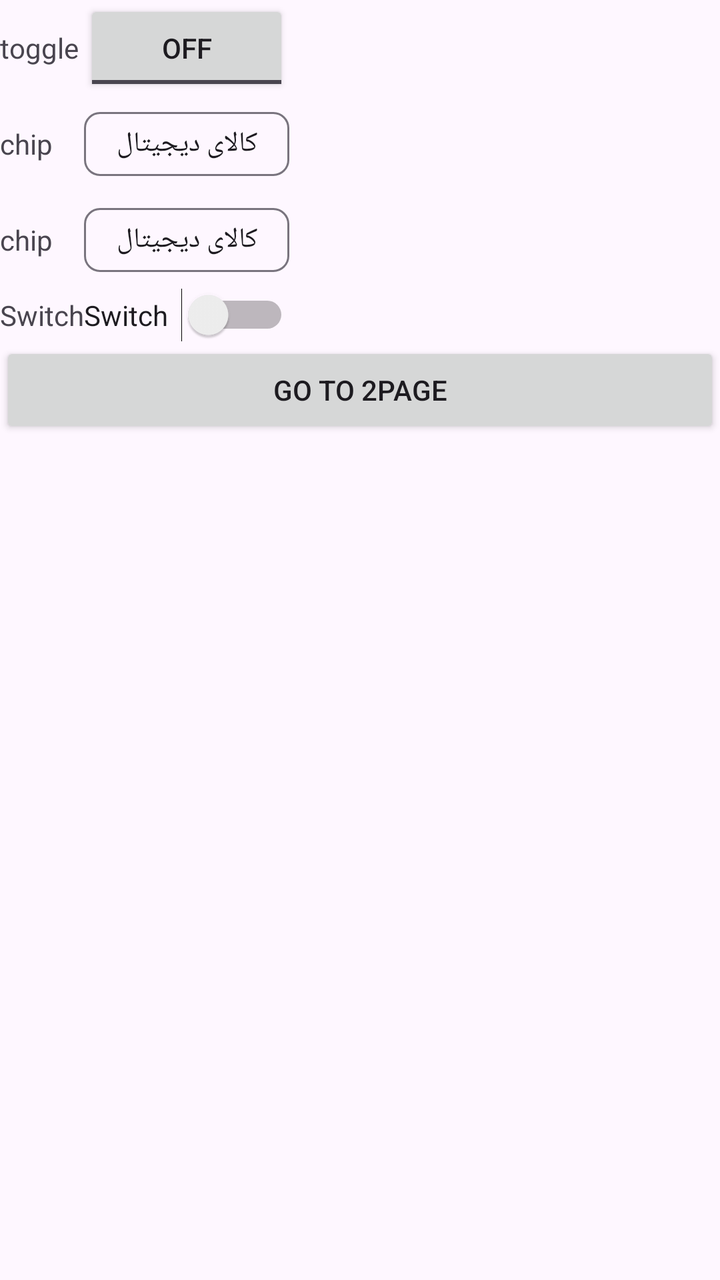
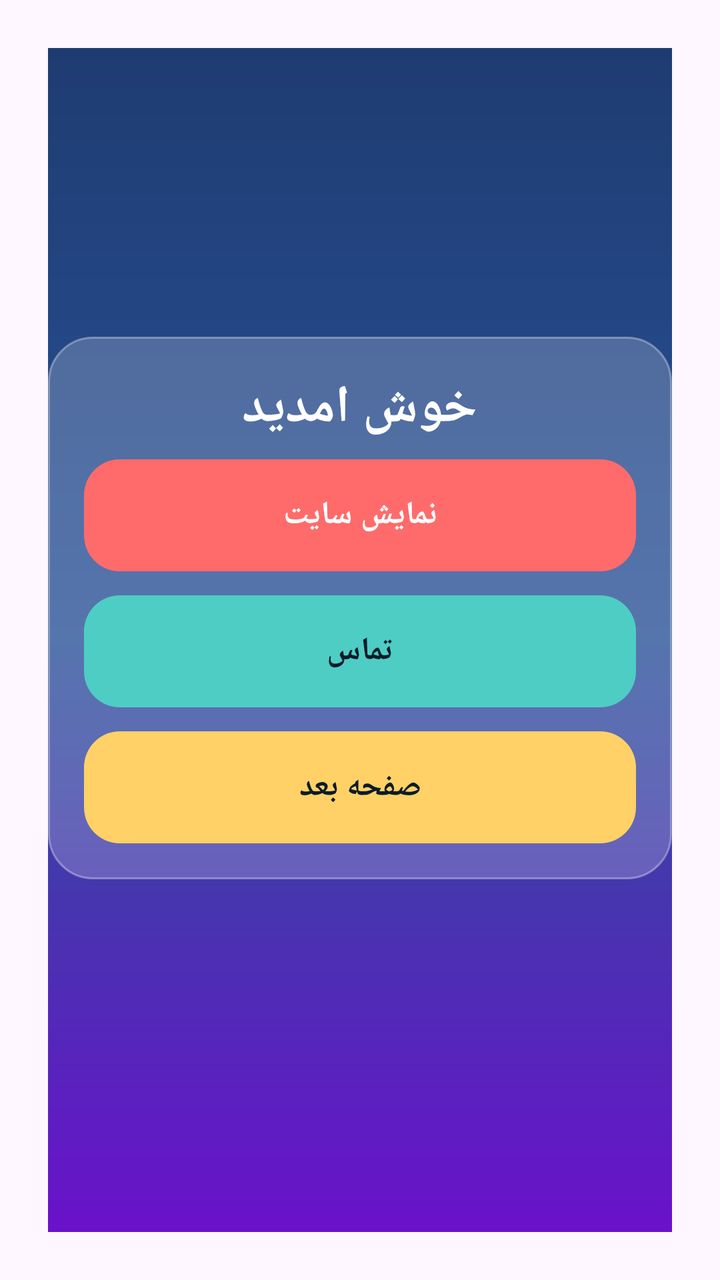

Two renders of the same Android screen: before a commit and after it. Below are the layout's source before the change and the commit's diff.
<!-- AndroidManifest.xml: application theme Theme.MobileDevProject -->
<!-- res/layout/activity_main.xml -->
<?xml version="1.0" encoding="utf-8"?>
<LinearLayout xmlns:android="http://schemas.android.com/apk/res/android"
    xmlns:app="http://schemas.android.com/apk/res-auto"
    xmlns:tools="http://schemas.android.com/tools"
    android:id="@+id/main"
    android:layout_width="match_parent"
    android:layout_height="match_parent"
    tools:context=".MainActivity">

    <TableLayout
        android:layout_width="match_parent"
        android:layout_height="match_parent">

        <TableRow
            android:layout_width="match_parent"
            android:layout_height="match_parent" >

            <TextView
                android:id="@+id/textView"
                android:layout_width="wrap_content"
                android:layout_height="wrap_content"
                android:text="toggle" />

            <ToggleButton
                android:id="@+id/toggleButton"
                android:layout_width="wrap_content"
                android:layout_height="wrap_content"
                android:text="ToggleButton" />
        </TableRow>

        <TableRow
            android:layout_width="match_parent"
            android:layout_height="match_parent" >
            <TextView
                android:id="@+id/textView2"
                android:layout_width="wrap_content"
                android:layout_height="wrap_content"
                android:text="chip" />
            <com.google.android.material.chip.Chip
                android:id="@+id/chip"
                android:text="کالای دیجیتال"
                android:checkable="true"
                android:checked="false"
                android:layout_width="wrap_content"
                android:layout_height="wrap_content" />
        </TableRow> <TableRow
            android:layout_width="match_parent"
            android:layout_height="match_parent" >
            <TextView
                android:id="@+id/textView2"
                android:layout_width="wrap_content"
                android:layout_height="wrap_content"
                android:text="chip" />
            <com.google.android.material.chip.Chip
                android:id="@+id/chip"
                android:text="کالای دیجیتال"
                android:checkable="true"
                android:checked="false"
                android:layout_width="wrap_content"
                android:layout_height="wrap_content" />
        </TableRow>

        <TableRow
            android:layout_width="match_parent"
            android:layout_height="match_parent" >
            <TextView
                android:id="@+id/textView1"
                android:layout_width="wrap_content"
                android:layout_height="wrap_content"
                android:text="Switch"
                tools:ignore="DuplicateIds" />
            <Switch
                android:id="@+id/switch1"
                android:layout_width="wrap_content"
                android:layout_height="wrap_content"
                android:text="Switch"
                tools:ignore="UseSwitchCompatOrMaterialXml" />
        </TableRow>

        <Button
            android:id="@+id/btnGoSecond"
            android:layout_width="wrap_content"
            android:layout_height="wrap_content"
            android:text="go to 2page" />

    </TableLayout>
</LinearLayout>
<!-- resources referenced by this layout -->
<resources>
  <style name="Theme.MobileDevProject" parent="Base.Theme.MobileDevProject" />
  <style name="Base.Theme.MobileDevProject" parent="Theme.Material3.DayNight.NoActionBar">
          
          
      </style>
</resources>

<!-- the commit's change to res/layout/activity_main.xml (unified diff, before → after) -->
@@ -1,87 +1,93 @@
 <?xml version="1.0" encoding="utf-8"?>
-<LinearLayout xmlns:android="http://schemas.android.com/apk/res/android"
+<androidx.constraintlayout.widget.ConstraintLayout
+    xmlns:android="http://schemas.android.com/apk/res/android"
     xmlns:app="http://schemas.android.com/apk/res-auto"
-    xmlns:tools="http://schemas.android.com/tools"
-    android:id="@+id/main"
     android:layout_width="match_parent"
     android:layout_height="match_parent"
-    tools:context=".MainActivity">
+    android:padding="24dp">
 
-    <TableLayout
-        android:layout_width="match_parent"
-        android:layout_height="match_parent">
+    
+    <androidx.constraintlayout.widget.ConstraintLayout
+        android:id="@+id/bg"
+        android:layout_width="0dp"
+        android:layout_height="0dp"
+        android:background="@android:color/transparent"
+        app:layout_constraintTop_toTopOf="parent"
+        app:layout_constraintBottom_toBottomOf="parent"
+        app:layout_constraintStart_toStartOf="parent"
+        app:layout_constraintEnd_toEndOf="parent"
+        android:clipToPadding="false">
 
-        <TableRow
+        <View
+            android:id="@+id/gradientView"
             android:layout_width="match_parent"
-            android:layout_height="match_parent" >
+            android:layout_height="match_parent"
+            android:background="@drawable/bg_gradient_inline" />
+    </androidx.constraintlayout.widget.ConstraintLayout>
 
-            <TextView
-                android:id="@+id/textView"
-                android:layout_width="wrap_content"
-                android:layout_height="wrap_content"
-                android:text="toggle" />
+    
+    <LinearLayout
+        android:id="@+id/content"
+        android:layout_width="0dp"
+        android:layout_height="wrap_content"
+        android:orientation="vertical"
+        android:gravity="center_horizontal"
+        android:padding="18dp"
+        android:background="@drawable/card_glass_inline"
+        app:layout_constraintTop_toTopOf="parent"
+        app:layout_constraintBottom_toBottomOf="parent"
+        app:layout_constraintStart_toStartOf="parent"
+        app:layout_constraintEnd_toEndOf="parent"
+        app:layout_constraintVertical_bias="0.45">
 
-            <ToggleButton
-                android:id="@+id/toggleButton"
-                android:layout_width="wrap_content"
-                android:layout_height="wrap_content"
-                android:text="ToggleButton" />
-        </TableRow>
+        <TextView
+            android:id="@+id/tvTitle"
+            android:layout_width="wrap_content"
+            android:layout_height="wrap_content"
+            android:text="خوش امدید"
+            android:textSize="26sp"
+            android:textStyle="bold"
+            android:textColor="#FFFFFF"
+            android:layout_marginBottom="8dp"/>
 
-        <TableRow
+
+        
+        <Button
+            android:id="@+id/website"
             android:layout_width="match_parent"
-            android:layout_height="match_parent" >
-            <TextView
-                android:id="@+id/textView2"
-                android:layout_width="wrap_content"
-                android:layout_height="wrap_content"
-                android:text="chip" />
-            <com.google.android.material.chip.Chip
-                android:id="@+id/chip"
-                android:text="کالای دیجیتال"
-                android:checkable="true"
-                android:checked="false"
-                android:layout_width="wrap_content"
-                android:layout_height="wrap_content" />
-        </TableRow> <TableRow
-            android:layout_width="match_parent"
-            android:layout_height="match_parent" >
-            <TextView
-                android:id="@+id/textView2"
-                android:layout_width="wrap_content"
-                android:layout_height="wrap_content"
-                android:text="chip" />
-            <com.google.android.material.chip.Chip
-                android:id="@+id/chip"
-                android:text="کالای دیجیتال"
-                android:checkable="true"
-                android:checked="false"
-                android:layout_width="wrap_content"
-                android:layout_height="wrap_content" />
-        </TableRow>
-
-        <TableRow
-            android:layout_width="match_parent"
-            android:layout_height="match_parent" >
-            <TextView
-                android:id="@+id/textView1"
-                android:layout_width="wrap_content"
-                android:layout_height="wrap_content"
-                android:text="Switch"
-                tools:ignore="DuplicateIds" />
-            <Switch
-                android:id="@+id/switch1"
-                android:layout_width="wrap_content"
-                android:layout_height="wrap_content"
-                android:text="Switch"
-                tools:ignore="UseSwitchCompatOrMaterialXml" />
-        </TableRow>
+            android:layout_height="56dp"
+            android:text="نمایش سایت"
+            android:textSize="16sp"
+            android:textStyle="bold"
+            android:textColor="#FFFFFF"
+            android:background="@drawable/btn_primary_inline"
+            android:stateListAnimator="@null"
+            android:layout_marginBottom="12dp"/>
 
         <Button
-            android:id="@+id/btnGoSecond"
-            android:layout_width="wrap_content"
-            android:layout_height="wrap_content"
-            android:text="go to 2page" />
+            android:id="@+id/call"
+            android:layout_width="match_parent"
+            android:layout_height="56dp"
+            android:text="تماس"
+            android:textSize="16sp"
+            android:textStyle="bold"
+            android:textColor="#0B1B2A"
+            android:background="@drawable/btn_secondary_inline"
+            android:stateListAnimator="@null"
+            android:layout_marginBottom="12dp"/>
 
-    </TableLayout>
-</LinearLayout>
+        <Button
+            android:id="@+id/go"
+            android:layout_width="match_parent"
+            android:layout_height="56dp"
+            android:text="صفحه بعد"
+            android:textSize="16sp"
+            android:textStyle="bold"
+            android:textColor="#0B1B2A"
+            android:background="@drawable/btn_accent_inline"
+            android:stateListAnimator="@null"/>
+
+    </LinearLayout>
+
+    
+</androidx.constraintlayout.widget.ConstraintLayout>
<!-- resource entries referenced after the edit -->
@@ -1,5 +1,40 @@
 <!-- resources referenced by this layout -->
 <resources>
+  <!-- drawable bg_gradient_inline (drawable) -->
+  <?xml version="1.0" encoding="utf-8"?>
+  <shape xmlns:android="http://schemas.android.com/apk/res/android">
+      <gradient
+          android:angle="270"
+          android:startColor="#1E3C72"
+          android:centerColor="#2A5298"
+          android:endColor="#6A11CB"
+          android:type="linear"/>
+  </shape>
+  <!-- drawable btn_accent_inline (drawable) -->
+  <?xml version="1.0" encoding="utf-8"?>
+  <shape xmlns:android="http://schemas.android.com/apk/res/android">
+      <corners android:radius="18dp"/>
+      <solid android:color="#FFD166"/>
+  </shape>
+  <!-- drawable btn_primary_inline (drawable) -->
+  <?xml version="1.0" encoding="utf-8"?>
+  <shape xmlns:android="http://schemas.android.com/apk/res/android">
+      <corners android:radius="18dp"/>
+      <solid android:color="#FF6B6B"/>
+  </shape>
+  <!-- drawable btn_secondary_inline (drawable) -->
+  <?xml version="1.0" encoding="utf-8"?>
+  <shape xmlns:android="http://schemas.android.com/apk/res/android">
+      <corners android:radius="18dp"/>
+      <solid android:color="#4ECDC4"/>
+  </shape>
+  <!-- drawable card_glass_inline (drawable) -->
+  <?xml version="1.0" encoding="utf-8"?>
+  <shape xmlns:android="http://schemas.android.com/apk/res/android">
+      <corners android:radius="22dp"/>
+      <solid android:color="#33FFFFFF"/>
+      <stroke android:width="1dp" android:color="#55FFFFFF"/>
+  </shape>
   <style name="Theme.MobileDevProject" parent="Base.Theme.MobileDevProject" />
   <style name="Base.Theme.MobileDevProject" parent="Theme.Material3.DayNight.NoActionBar">
           
